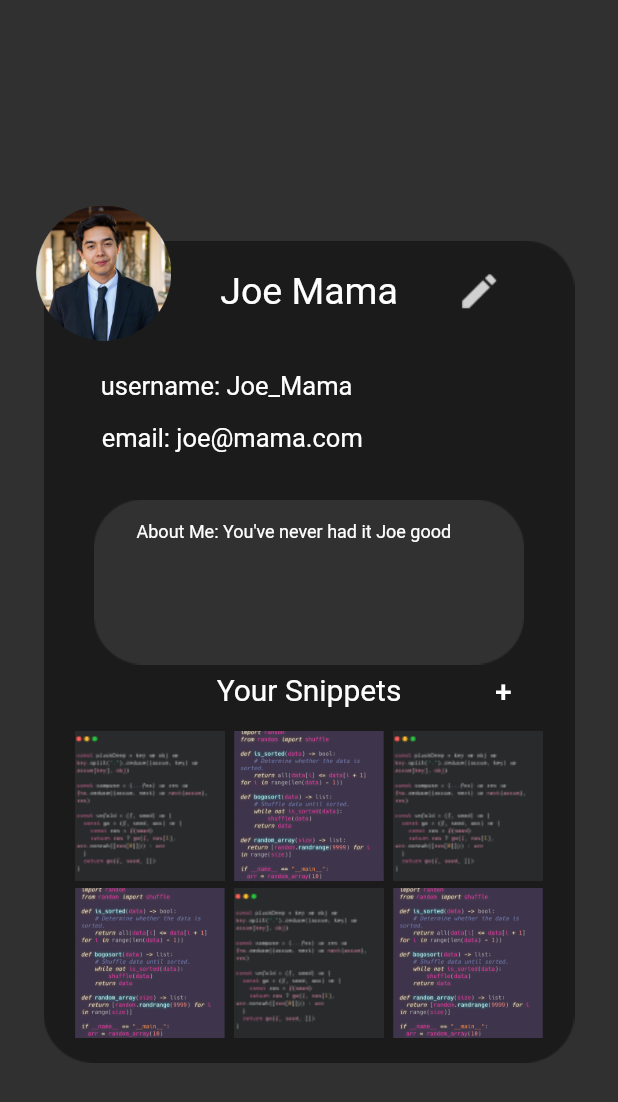
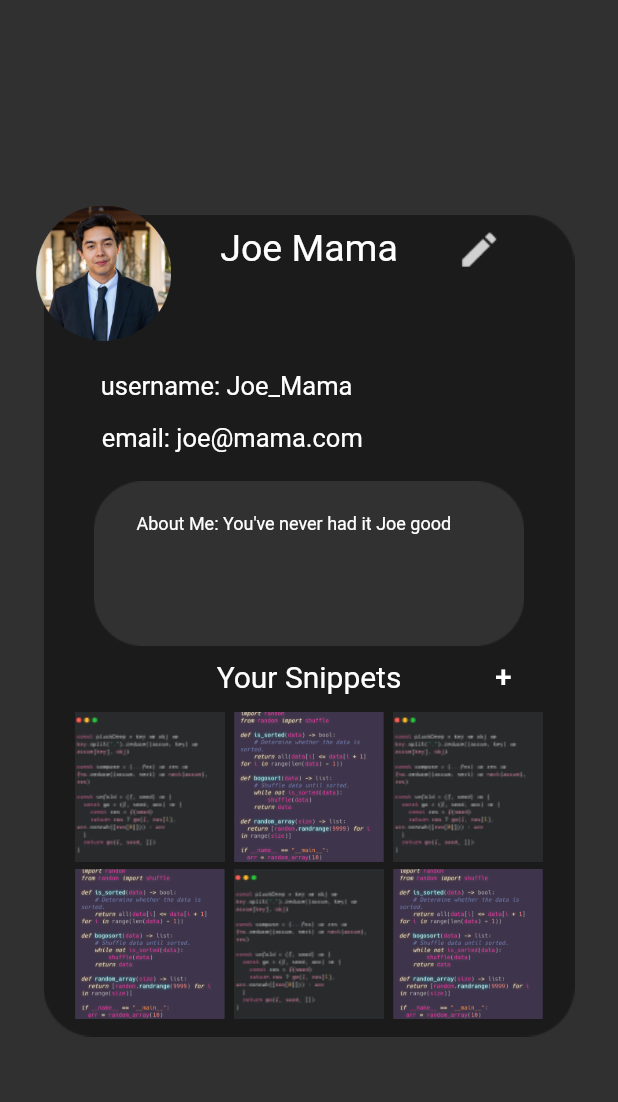
Before and after one commit to pstoebenau/large_project, a Flutter app: the screen it shows after launch, on a phone screen of 412 x 824 dp. Shown: the top 1102 px of the screen. Run offline on Flutter 3.47's test engine with Material 2 defaults, Android fonts, the light colour scheme and no system bars.

Commit message:
Fixed some aligning issues for the nav bar

```diff
--- a/app/lib/user-account.dart
+++ b/app/lib/user-account.dart
@@ -13,13 +13,13 @@ class UserAccountPage extends StatelessWidget {
           children: [
             SizedBox(height: 50),
             SizedBox(
-              width: 700,
+              width: 800,
               height: 600,
               child: Stack(
                 children: <Widget>[
                   // This is the rectangle background
                   Align(
-                    alignment: Alignment(0, -0.1),
+                    alignment: Alignment(0, -0.8),
                     child: Container(
                       child: Image.asset(
                         "assets/Rectangle 27.png",
@@ -37,7 +37,7 @@ class UserAccountPage extends StatelessWidget {
                     ),
                   ),
                   Align(
-                    alignment: Alignment(.7, -.88),
+                    alignment: Alignment(.7, -.98),
                     child: Container(
                       child: FlatButton(
                         padding: EdgeInsets.all(0.0),
@@ -60,7 +60,7 @@ class UserAccountPage extends StatelessWidget {
                     ),
                   ),
                   Align(
-                    alignment: Alignment(0, -.85),
+                    alignment: Alignment(0, -.95),
                     child: Container(
                       child: Text(
                         // Grab from API the user's name
@@ -91,7 +91,7 @@ class UserAccountPage extends StatelessWidget {
                   ),
                   Expanded(
                     child: Align(
-                      alignment: Alignment(0, -.2),
+                      alignment: Alignment(0, -.25),
                       child: Container(
                         child: Image.asset("assets/Rectangle 28.png",
                             width: 287, height: 110),
@@ -99,7 +99,7 @@ class UserAccountPage extends StatelessWidget {
                     ),
                   ),
                   Align(
-                    alignment: Alignment(-.1, -.28),
+                    alignment: Alignment(-.1, -.3),
                     child: Container(
                       child: Text(
                         // Grab the description from the API
@@ -109,7 +109,7 @@ class UserAccountPage extends StatelessWidget {
                     ),
                   ),
                   Align(
-                    alignment: Alignment(0, .08),
+                    alignment: Alignment(0, 0.05),
                     child: Container(
                       child: Text(
                         'Your Snippets',
@@ -119,7 +119,7 @@ class UserAccountPage extends StatelessWidget {
                   ),
                   // Button to go to the upload snippet page insert here
                   Align(
-                    alignment: Alignment(.8, 0.085),
+                    alignment: Alignment(.8, 0.05),
                     child: Container(
                       child: FlatButton(
                         padding: EdgeInsets.all(0.0),
@@ -141,7 +141,7 @@ class UserAccountPage extends StatelessWidget {
                     ),
                   ),
                   Align(
-                    alignment: Alignment(-.68, .4),
+                    alignment: Alignment(-.68, .35),
                     child: Container(
                       // snippet from API
                       child: Image.asset("assets/carbon (5) 3.png",
@@ -149,7 +149,7 @@ class UserAccountPage extends StatelessWidget {
                     ),
                   ),
                   Align(
-                    alignment: Alignment(0, .4),
+                    alignment: Alignment(0, .35),
                     child: Container(
                       // snippet from API
                       child: Image.asset("assets/bogosort.png",
@@ -157,7 +157,7 @@ class UserAccountPage extends StatelessWidget {
                     ),
                   ),
                   Align(
-                    alignment: Alignment(.68, .4),
+                    alignment: Alignment(.68, .35),
                     child: Container(
                       // snippet from API
                       child: Image.asset("assets/carbon (5) 3.png",
@@ -165,7 +165,7 @@ class UserAccountPage extends StatelessWidget {
                     ),
                   ),
                   Align(
-                    alignment: Alignment(-.68, .82),
+                    alignment: Alignment(-.68, .77),
                     child: Container(
                       // snippet from API
                       child: Image.asset("assets/bogosort.png",
@@ -173,7 +173,7 @@ class UserAccountPage extends StatelessWidget {
                     ),
                   ),
                   Align(
-                    alignment: Alignment(0, .82),
+                    alignment: Alignment(0, .77),
                     child: Container(
                       // snippet from API
                       child: Image.asset("assets/carbon (5) 3.png",
@@ -181,7 +181,7 @@ class UserAccountPage extends StatelessWidget {
                     ),
                   ),
                   Align(
-                    alignment: Alignment(.68, .82),
+                    alignment: Alignment(.68, .77),
                     child: Container(
                       // snippet from API
                       child: Image.asset("assets/bogosort.png",
```
